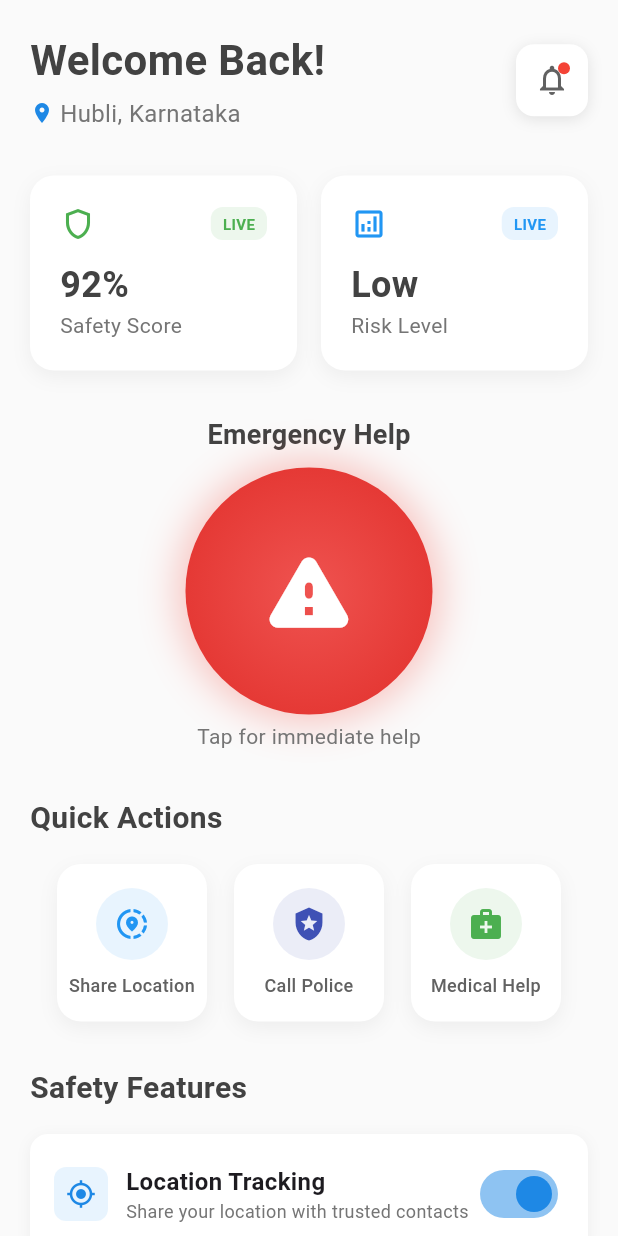
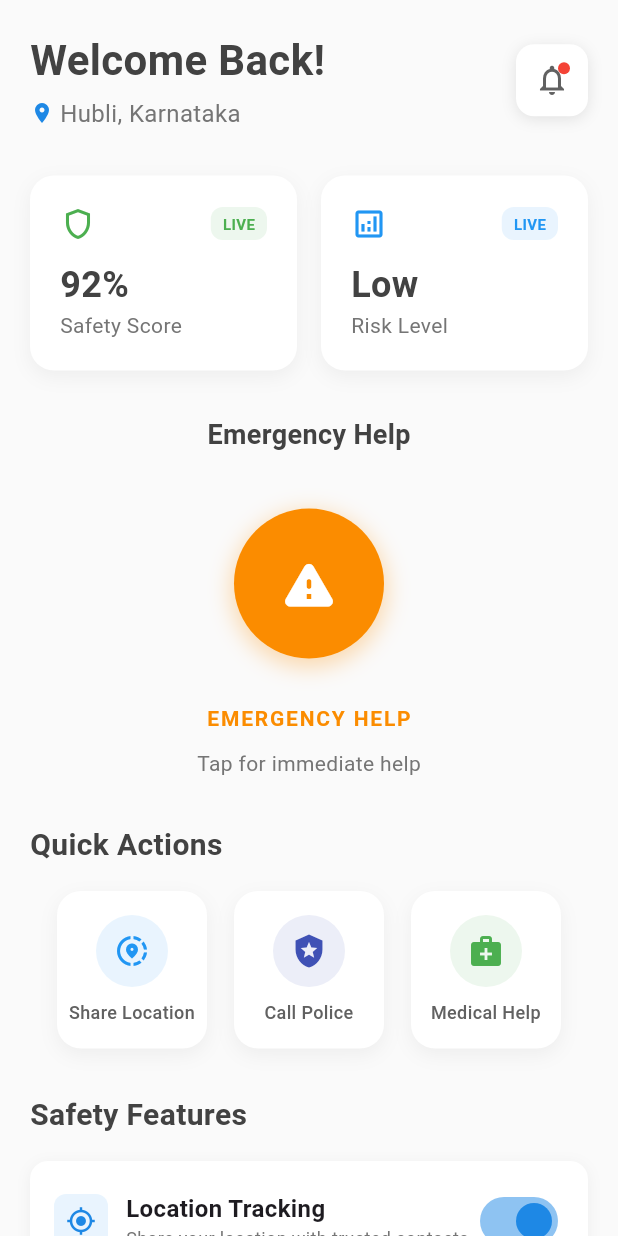
Before and after one commit to rd6260/safari_tourist_mobile, a Flutter app: the screen it shows after launch, on a phone screen of 412 x 824 dp. Run offline on Flutter 3.47's test engine with Material 3 defaults, Android fonts, the phone set to English and light mode, and no system bars.

Commit message:
emergency help button

```diff
--- a/lib/screen/home_screen.dart
+++ b/lib/screen/home_screen.dart
@@ -1,5 +1,6 @@
 import 'package:flutter/material.dart';
 import 'package:flutter/services.dart';
+import 'package:safari_tourist_mobile/widgets/emergency_help_button.dart';
 
 class HomeScreen extends StatefulWidget {
   const HomeScreen({super.key});
@@ -8,8 +9,7 @@ class HomeScreen extends StatefulWidget {
   State<HomeScreen> createState() => _HomeScreenState();
 }
 
-class _HomeScreenState extends State<HomeScreen>
-    with TickerProviderStateMixin {
+class _HomeScreenState extends State<HomeScreen> with TickerProviderStateMixin {
   bool _isTrackingEnabled = true;
   bool _isGeofenceActive = false;
   late AnimationController _pulseController;
@@ -27,13 +27,9 @@ class _HomeScreenState extends State<HomeScreen>
       vsync: this,
     )..repeat();
 
-    _pulseAnimation = Tween<double>(
-      begin: 1.0,
-      end: 1.1,
-    ).animate(CurvedAnimation(
-      parent: _pulseController,
-      curve: Curves.easeInOut,
-    ));
+    _pulseAnimation = Tween<double>(begin: 1.0, end: 1.1).animate(
+      CurvedAnimation(parent: _pulseController, curve: Curves.easeInOut),
+    );
 
     // Panic button press animation
     _panicController = AnimationController(
@@ -41,13 +37,9 @@ class _HomeScreenState extends State<HomeScreen>
       vsync: this,
     );
 
-    _panicAnimation = Tween<double>(
-      begin: 1.0,
-      end: 0.9,
-    ).animate(CurvedAnimation(
-      parent: _panicController,
-      curve: Curves.easeInOut,
-    ));
+    _panicAnimation = Tween<double>(begin: 1.0, end: 0.9).animate(
+      CurvedAnimation(parent: _panicController, curve: Curves.easeInOut),
+    );
   }
 
   @override
@@ -205,10 +197,7 @@ class _HomeScreenState extends State<HomeScreen>
                     const SizedBox(width: 4),
                     Text(
                       'Hubli, Karnataka',
-                      style: TextStyle(
-                        fontSize: 16,
-                        color: Colors.grey[600],
-                      ),
+                      style: TextStyle(fontSize: 16, color: Colors.grey[600]),
                     ),
                   ],
                 ),
@@ -220,7 +209,7 @@ class _HomeScreenState extends State<HomeScreen>
                 borderRadius: BorderRadius.circular(12),
                 boxShadow: [
                   BoxShadow(
-                    color: Colors.black.withOpacity(0.1),
+                    color: Colors.black.withValues(alpha: 0.1),
                     blurRadius: 8,
                     offset: const Offset(0, 2),
                   ),
@@ -230,8 +219,11 @@ class _HomeScreenState extends State<HomeScreen>
                 onPressed: () {},
                 icon: Stack(
                   children: [
-                    Icon(Icons.notifications_outlined,
-                         color: Colors.grey[700], size: 24),
+                    Icon(
+                      Icons.notifications_outlined,
+                      color: Colors.grey[700],
+                      size: 24,
+                    ),
                     Positioned(
                       right: 0,
                       top: 0,
@@ -278,7 +270,12 @@ class _HomeScreenState extends State<HomeScreen>
     );
   }
 
-  Widget _buildStatusCard(String title, String value, Color color, IconData icon) {
+  Widget _buildStatusCard(
+    String title,
+    String value,
+    Color color,
+    IconData icon,
+  ) {
     return Container(
       padding: const EdgeInsets.all(20),
       decoration: BoxDecoration(
@@ -286,7 +283,7 @@ class _HomeScreenState extends State<HomeScreen>
         borderRadius: BorderRadius.circular(16),
         boxShadow: [
           BoxShadow(
-            color: Colors.black.withOpacity(0.05),
+            color: Colors.black.withValues(alpha: 0.05),
             blurRadius: 10,
             offset: const Offset(0, 4),
           ),
@@ -302,7 +299,7 @@ class _HomeScreenState extends State<HomeScreen>
               Container(
                 padding: const EdgeInsets.symmetric(horizontal: 8, vertical: 4),
                 decoration: BoxDecoration(
-                  color: color.withOpacity(0.1),
+                  color: color.withValues(alpha: 0.1),
                   borderRadius: BorderRadius.circular(8),
                 ),
                 child: Text(
@@ -325,13 +322,7 @@ class _HomeScreenState extends State<HomeScreen>
               color: Colors.grey[800],
             ),
           ),
-          Text(
-            title,
-            style: TextStyle(
-              fontSize: 14,
-              color: Colors.grey[600],
-            ),
-          ),
+          Text(title, style: TextStyle(fontSize: 14, color: Colors.grey[600])),
         ],
       ),
     );
@@ -350,57 +341,17 @@ class _HomeScreenState extends State<HomeScreen>
             ),
           ),
           const SizedBox(height: 16),
-          AnimatedBuilder(
-            animation: _pulseAnimation,
-            builder: (context, child) {
-              return Transform.scale(
-                scale: _pulseAnimation.value,
-                child: AnimatedBuilder(
-                  animation: _panicAnimation,
-                  builder: (context, child) {
-                    return Transform.scale(
-                      scale: _panicAnimation.value,
-                      child: GestureDetector(
-                        onTap: _triggerPanic,
-                        child: Container(
-                          width: 150,
-                          height: 150,
-                          decoration: BoxDecoration(
-                            gradient: RadialGradient(
-                              colors: [
-                                Colors.red[400]!,
-                                Colors.red[600]!,
-                              ],
-                            ),
-                            shape: BoxShape.circle,
-                            boxShadow: [
-                              BoxShadow(
-                                color: Colors.red.withOpacity(0.3),
-                                blurRadius: 20,
-                                spreadRadius: 5,
-                              ),
-                            ],
-                          ),
-                          child: const Icon(
-                            Icons.warning_rounded,
-                            color: Colors.white,
-                            size: 60,
-                          ),
-                        ),
-                      ),
-                    );
-                  },
-                ),
-              );
-            },
+          EmergencyHelpButton(
+            size: 100,
+            primaryColor: Colors.orange[600]!,
+            label: 'EMERGENCY HELP',
+            animationDuration: const Duration(milliseconds: 2000),
+            onPressed: _triggerPanic,
           ),
           const SizedBox(height: 12),
           Text(
             'Tap for immediate help',
-            style: TextStyle(
-              fontSize: 14,
-              color: Colors.grey[600],
-            ),
+            style: TextStyle(fontSize: 14, color: Colors.grey[600]),
           ),
         ],
       ),
@@ -463,7 +414,7 @@ class _HomeScreenState extends State<HomeScreen>
           borderRadius: BorderRadius.circular(16),
           boxShadow: [
             BoxShadow(
-              color: Colors.black.withOpacity(0.05),
+              color: Colors.black.withValues(alpha: 0.05),
               blurRadius: 10,
               offset: const Offset(0, 4),
             ),
@@ -474,7 +425,7 @@ class _HomeScreenState extends State<HomeScreen>
             Container(
               padding: const EdgeInsets.all(12),
               decoration: BoxDecoration(
-                color: color.withOpacity(0.1),
+                color: color.withValues(alpha: 0.1),
                 shape: BoxShape.circle,
               ),
               child: Icon(icon, color: color, size: 24),
@@ -549,7 +500,7 @@ class _HomeScreenState extends State<HomeScreen>
         borderRadius: BorderRadius.circular(12),
         boxShadow: [
           BoxShadow(
-            color: Colors.black.withOpacity(0.05),
+            color: Colors.black.withValues(alpha: 0.05),
             blurRadius: 8,
             offset: const Offset(0, 2),
           ),
@@ -560,7 +511,7 @@ class _HomeScreenState extends State<HomeScreen>
           Container(
             padding: const EdgeInsets.all(8),
             decoration: BoxDecoration(
-              color: Colors.blue.withOpacity(0.1),
+              color: Colors.blue.withValues(alpha: 0.1),
               borderRadius: BorderRadius.circular(8),
             ),
             child: Icon(icon, color: Colors.blue[600], size: 20),
@@ -579,10 +530,7 @@ class _HomeScreenState extends State<HomeScreen>
                 ),
                 Text(
                   subtitle,
-                  style: TextStyle(
-                    fontSize: 12,
-                    color: Colors.grey[600],
-                  ),
+                  style: TextStyle(fontSize: 12, color: Colors.grey[600]),
                 ),
               ],
             ),
--- /dev/null
+++ b/lib/widgets/emergency_help_button.dart
@@ -0,0 +1,308 @@
+import 'package:flutter/material.dart';
+import 'package:flutter/services.dart';
+
+class EmergencyHelpButton extends StatefulWidget {
+  final VoidCallback? onPressed;
+  final double size;
+  final Color primaryColor;
+  final Color backgroundColor;
+  final String label;
+  final bool showLabel;
+  final Duration animationDuration;
+  final bool enableHaptics;
+
+  const EmergencyHelpButton({
+    super.key,
+    this.onPressed,
+    this.size = 120.0,
+    this.primaryColor = Colors.red,
+    this.backgroundColor = Colors.white,
+    this.label = 'EMERGENCY',
+    this.showLabel = true,
+    this.animationDuration = const Duration(milliseconds: 1500),
+    this.enableHaptics = true,
+  });
+
+  @override
+  State<EmergencyHelpButton> createState() => _EmergencyHelpButtonState();
+}
+
+class _EmergencyHelpButtonState extends State<EmergencyHelpButton>
+    with TickerProviderStateMixin {
+  late AnimationController _rippleController;
+  late AnimationController _scaleController;
+  late Animation<double> _rippleAnimation;
+  late Animation<double> _scaleAnimation;
+  late Animation<double> _opacityAnimation;
+
+  bool _isPressed = false;
+
+  @override
+  void initState() {
+    super.initState();
+    _initializeAnimations();
+    _startRippleAnimation();
+  }
+
+  void _initializeAnimations() {
+    // Ripple animation for the outer glow effect
+    _rippleController = AnimationController(
+      duration: widget.animationDuration,
+      vsync: this,
+    );
+
+    _rippleAnimation = Tween<double>(
+      begin: 0.0,
+      end: 1.0,
+    ).animate(CurvedAnimation(
+      parent: _rippleController,
+      curve: Curves.easeOut,
+    ));
+
+    _opacityAnimation = Tween<double>(
+      begin: 0.6,
+      end: 0.0,
+    ).animate(CurvedAnimation(
+      parent: _rippleController,
+      curve: const Interval(0.0, 0.8, curve: Curves.easeOut),
+    ));
+
+    // Scale animation for button press feedback
+    _scaleController = AnimationController(
+      duration: const Duration(milliseconds: 150),
+      vsync: this,
+    );
+
+    _scaleAnimation = Tween<double>(
+      begin: 1.0,
+      end: 0.95,
+    ).animate(CurvedAnimation(
+      parent: _scaleController,
+      curve: Curves.easeInOut,
+    ));
+  }
+
+  void _startRippleAnimation() {
+    _rippleController.repeat();
+  }
+
+  void _stopRippleAnimation() {
+    _rippleController.stop();
+    _rippleController.reset();
+  }
+
+  Future<void> _handleTap() async {
+    if (widget.enableHaptics) {
+      HapticFeedback.heavyImpact();
+    }
+
+    setState(() {
+      _isPressed = true;
+    });
+
+    // Scale down animation
+    await _scaleController.forward();
+
+    // Brief pause
+    await Future.delayed(const Duration(milliseconds: 50));
+
+    // Scale back up
+    await _scaleController.reverse();
+
+    setState(() {
+      _isPressed = false;
+    });
+
+    // Call the onPressed callback
+    widget.onPressed?.call();
+  }
+
+  @override
+  void dispose() {
+    _rippleController.dispose();
+    _scaleController.dispose();
+    super.dispose();
+  }
+
+  @override
+  Widget build(BuildContext context) {
+    return GestureDetector(
+      onTap: _handleTap,
+      onTapDown: (_) {
+        setState(() {
+          _isPressed = true;
+        });
+      },
+      onTapUp: (_) {
+        setState(() {
+          _isPressed = false;
+        });
+      },
+      onTapCancel: () {
+        setState(() {
+          _isPressed = false;
+        });
+        _scaleController.reverse();
+      },
+      child: Column(
+        mainAxisSize: MainAxisSize.min,
+        children: [
+          AnimatedBuilder(
+            animation: _scaleAnimation,
+            builder: (context, child) {
+              return Transform.scale(
+                scale: _scaleAnimation.value,
+                child: SizedBox(
+                  width: widget.size + 40, // Extra space for ripple effect
+                  height: widget.size + 40,
+                  child: Stack(
+                    alignment: Alignment.center,
+                    children: [
+                      // Animated ripple rings
+                      ...List.generate(2, (index) {
+                        return AnimatedBuilder(
+                          animation: _rippleController,
+                          builder: (context, child) {
+                            final delay = index * 0.3;
+                            final animationValue = (_rippleAnimation.value - delay).clamp(0.0, 1.0);
+
+                            return Container(
+                              width: widget.size + (30 * animationValue),
+                              height: widget.size + (30 * animationValue),
+                              decoration: BoxDecoration(
+                                shape: BoxShape.circle,
+                                border: Border.all(
+                                  color: widget.primaryColor.withValues(alpha:
+                                    (_opacityAnimation.value - (delay * 0.3)).clamp(0.0, 1.0),
+                                  ),
+                                  width: 1.5,
+                                ),
+                              ),
+                            );
+                          },
+                        );
+                      }),
+
+                      // Main button
+                      AnimatedContainer(
+                        duration: const Duration(milliseconds: 200),
+                        width: widget.size,
+                        height: widget.size,
+                        decoration: BoxDecoration(
+                          shape: BoxShape.circle,
+                          color: _isPressed
+                              ? widget.primaryColor.withValues(alpha: 0.9)
+                              : widget.primaryColor,
+                          boxShadow: [
+                            BoxShadow(
+                              color: widget.primaryColor.withValues(alpha: 0.3),
+                              blurRadius: _isPressed ? 8 : 12,
+                              spreadRadius: _isPressed ? 1 : 2,
+                              offset: const Offset(0, 4),
+                            ),
+                          ],
+                        ),
+                        child: Icon(
+                          Icons.warning_rounded,
+                          color: widget.backgroundColor,
+                          size: widget.size * 0.4,
+                        ),
+                      ),
+                    ],
+                  ),
+                ),
+              );
+            },
+          ),
+
+          // Label
+          if (widget.showLabel) ...[
+            const SizedBox(height: 12),
+            AnimatedDefaultTextStyle(
+              duration: const Duration(milliseconds: 200),
+              style: TextStyle(
+                fontSize: 14,
+                fontWeight: FontWeight.w600,
+                color: _isPressed
+                    ? widget.primaryColor.withValues(alpha: 0.8)
+                    : widget.primaryColor,
+                letterSpacing: 1.2,
+              ),
+              child: Text(widget.label),
+            ),
+          ],
+        ],
+      ),
+    );
+  }
+}
+
+// // Usage example widget
+// class EmergencyHelpButtonDemo extends StatelessWidget {
+//   const EmergencyHelpButtonDemo({Key? key}) : super(key: key);
+
+//   @override
+//   Widget build(BuildContext context) {
+//     return Scaffold(
+//       backgroundColor: Colors.grey[50],
+//       appBar: AppBar(
+//         title: const Text('Emergency Help Button Demo'),
+//         backgroundColor: Colors.transparent,
+//         elevation: 0,
+//       ),
+//       body: Center(
+//         child: Column(
+//           mainAxisAlignment: MainAxisAlignment.center,
+//           children: [
+//             // Default button
+//             EmergencyHelpButton(
+//               onPressed: () {
+//                 ScaffoldMessenger.of(context).showSnackBar(
+//                   const SnackBar(
+//                     content: Text('Emergency alert triggered!'),
+//                     backgroundColor: Colors.red,
+//                   ),
+//                 );
+//               },
+//             ),
+
+//             const SizedBox(height: 60),
+
+//             // Custom styled button
+//             EmergencyHelpButton(
+//               size: 100,
+//               primaryColor: Colors.orange[600]!,
+//               label: 'HELP',
+//               animationDuration: const Duration(milliseconds: 2000),
+//               onPressed: () {
+//                 ScaffoldMessenger.of(context).showSnackBar(
+//                   const SnackBar(
+//                     content: Text('Help requested!'),
+//                     backgroundColor: Colors.orange,
+//                   ),
+//                 );
+//               },
+//             ),
+
+//             const SizedBox(height: 60),
+
+//             // Compact button without label
+//             EmergencyHelpButton(
+//               size: 80,
+//               showLabel: false,
+//               primaryColor: Colors.red[700]!,
+//               onPressed: () {
+//                 ScaffoldMessenger.of(context).showSnackBar(
+//                   const SnackBar(
+//                     content: Text('Compact emergency button pressed!'),
+//                     backgroundColor: Colors.red,
+//                   ),
+//                 );
+//               },
+//             ),
+//           ],
+//         ),
+//       ),
+//     );
+//   }
+// }
```
